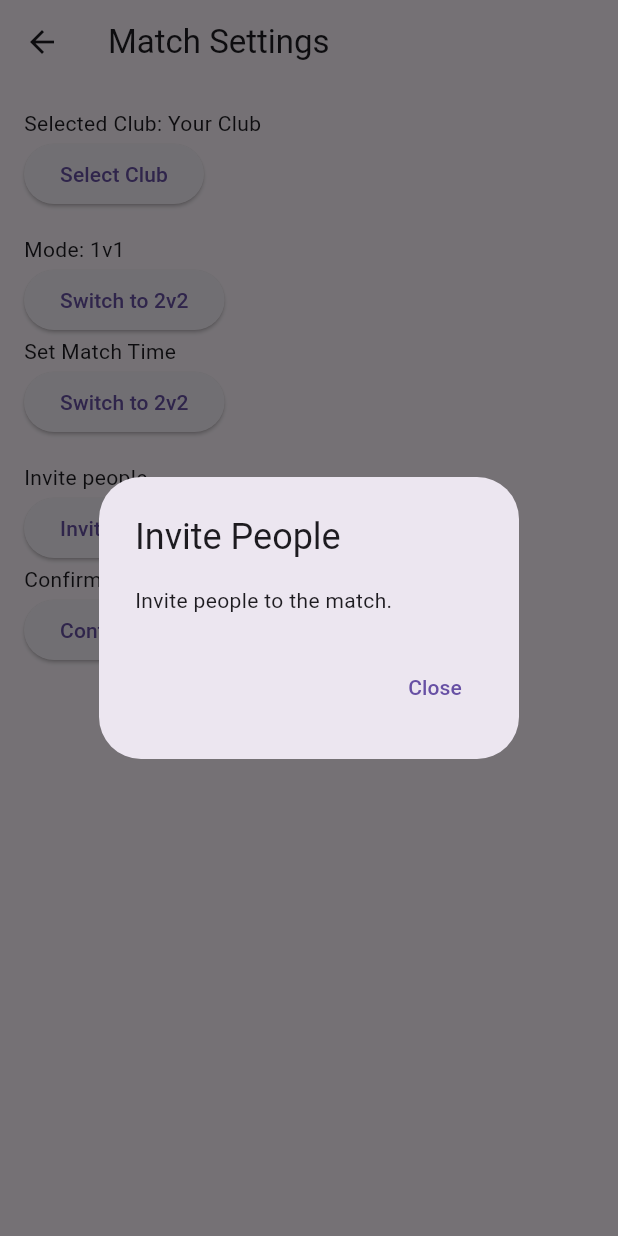
After one commit to AroDiYT/playtomic-ap, a Flutter app: the MatchSettingsView screen opened directly, after a tap on "Invite People", on a phone screen of 412 x 824 dp. The commit adds this screen. Run offline on Flutter 3.47's test engine with Material 3 defaults, Android fonts, the phone set to English and light mode, and no system bars; our stand-ins replace cloud_firestore, firebase_auth, firebase_core, flutter_svg, getwidget, google_fonts and 1 more; accounts and stored records are empty; network calls fail.

Commit message:
Match Addon

```diff
--- /dev/null
+++ b/playtomic_app/lib/src/Match/match_card.dart
@@ -0,0 +1,101 @@
+import 'package:flutter/material.dart';
+import 'package:playtomic_app/src/Match/match_settings.dart';
+
+class CreateMatchCard extends StatelessWidget {
+  const CreateMatchCard({super.key, required Null Function() onTap});
+
+  @override
+  Widget build(BuildContext context) {
+    return GestureDetector(
+      onTap: () {
+        _openMatchSettings(context);
+      },
+      child: Container(
+        clipBehavior: Clip.antiAlias,
+        decoration: BoxDecoration(
+          border: Border.all(width: 2, color: Colors.grey.shade300),
+          borderRadius: BorderRadius.circular(20),
+          color: Colors.white,
+        ),
+        child: Padding(
+          padding: const EdgeInsets.all(20),
+          child: Column(
+            crossAxisAlignment: CrossAxisAlignment.start,
+            children: [
+              Container(
+                decoration: BoxDecoration(
+                  borderRadius: BorderRadius.circular(10),
+                  color: const Color.fromARGB(255, 32, 32, 32),
+                ),
+                width: 50,
+                height: 50,
+                child: const Icon(Icons.add_circle_outline,
+                    size: 30, color: Colors.white),
+              ),
+              const SizedBox(height: 10),
+              const Text(
+                'Create Match',
+                style: TextStyle(fontWeight: FontWeight.bold),
+              ),
+              const SizedBox(height: 5),
+              const Text(
+                'Create a new match',
+              ),
+            ],
+          ),
+        ),
+      ),
+    );
+  }
+
+  void _openMatchSettings(BuildContext context) {
+    Navigator.push(
+      context,
+      MaterialPageRoute(
+        builder: (context) => MatchSettingsView(
+          selectedClub: 'Your Club',
+          is1v1Mode: true,
+          onSelectClub: (club) {
+            print('Selected club: $club');
+          },
+          onChangeMode: (is1v1) {
+            print('Switched to ${is1v1 ? '1v1' : '2v2'} mode');
+          },
+          onInvite: () {
+            // Handle invitation
+            _handleInvite(context);
+          },
+          onConfirm: () {
+            // Check match.dart
+            print("confirm wip");
+          },
+          onTimeSet: () {
+            print("time WIP");
+          },
+        ),
+      ),
+    );
+  }
+}
+
+void _handleInvite(BuildContext context) {
+  // Show a dialog or navigate to invite people
+  showDialog(
+    context: context,
+    builder: (context) {
+      return AlertDialog(
+        title: const Text('Invite People'),
+        content: const Text('Invite people to the match.'),
+        actions: [
+          TextButton(
+            onPressed: () {
+              Navigator.pop(context); // Close the dialog
+            },
+            child: const Text('Close'),
+          ),
+          // Add more buttons or widgets for inviting people
+        ],
+      );
+    },
+  );
+}
--- /dev/null
+++ b/playtomic_app/lib/src/Match/match_settings.dart
@@ -0,0 +1,82 @@
+import 'package:flutter/material.dart';
+
+class MatchSettingsView extends StatelessWidget {
+  final String selectedClub;
+  final bool is1v1Mode;
+  final void Function(String) onSelectClub;
+  final void Function(bool) onChangeMode;
+  final void Function() onInvite;
+  final void Function() onConfirm;
+  final void Function() onTimeSet;
+
+  const MatchSettingsView({
+    Key? key,
+    required this.selectedClub,
+    required this.is1v1Mode,
+    required this.onSelectClub,
+    required this.onChangeMode,
+    required this.onInvite,
+    required this.onConfirm,
+    required this.onTimeSet,
+  }) : super(key: key);
+
+  @override
+  Widget build(BuildContext context) {
+    return Scaffold(
+      appBar: AppBar(
+        title: const Text('Match Settings'),
+      ),
+      body: Padding(
+        padding: const EdgeInsets.all(16.0),
+        child: Column(
+          crossAxisAlignment: CrossAxisAlignment.start,
+          children: [
+            Text('Selected Club: $selectedClub'),
+            ElevatedButton(
+              onPressed: () {
+                // Open a dialog or navigate to select club
+                // For simplicity, let's just print a message
+                print('Select Club');
+              },
+              child: const Text('Select Club'),
+            ),
+            const SizedBox(height: 16),
+            Text('Mode: ${is1v1Mode ? '1v1' : '2v2'}'),
+            ElevatedButton(
+              onPressed: () {
+                // Change the mode
+                onChangeMode(!is1v1Mode);
+              },
+              child: Text(is1v1Mode ? 'Switch to 2v2' : 'Switch to 1v1'),
+            ),
+            const Text('Set Match Time'),
+            ElevatedButton(
+              onPressed: () {
+                // Change the mode
+                onTimeSet();
+              },
+              child: Text(is1v1Mode ? 'Switch to 2v2' : 'Switch to 1v1'),
+            ),
+            const SizedBox(height: 16),
+            const Text('Invite people'),
+            ElevatedButton(
+              onPressed: () {
+                // Invite people
+                onInvite();
+              },
+              child: const Text('Invite People'),
+            ),
+            const Text('Confirm Match'),
+            ElevatedButton(
+              onPressed: () {
+                // Invite people
+                onConfirm();
+              },
+              child: const Text('Continue'),
+            ),
+          ],
+        ),
+      ),
+    );
+  }
+}
--- a/playtomic_app/lib/src/pages/auth_page.dart
+++ b/playtomic_app/lib/src/pages/auth_page.dart
@@ -80,7 +80,7 @@ class AuthPage extends StatelessWidget {
               onPressed: () {
                 Navigator.of(context).push(PageRouteBuilder(
                   opaque: false,
-                  pageBuilder: (ctx, __, ___) => Register(),
+                  pageBuilder: (ctx, __, ___) => const Register(),
                   transitionsBuilder:
                       (context, animation, secondaryAnimation, child) {
                     const begin = Offset(0.0, 1.0);
@@ -110,7 +110,7 @@ class AuthPage extends StatelessWidget {
               onPressed: () {
                 Navigator.of(context).push(PageRouteBuilder(
                   opaque: false,
-                  pageBuilder: (ctx, __, ___) => LoginPage(),
+                  pageBuilder: (ctx, __, ___) => const LoginPage(),
                   transitionsBuilder:
                       (context, animation, secondaryAnimation, child) {
                     const begin = Offset(0.0, 1.0);
--- a/playtomic_app/lib/src/pages/profile_activities.dart
+++ b/playtomic_app/lib/src/pages/profile_activities.dart
@@ -30,6 +30,7 @@ class ProfilePreferences extends StatelessWidget {
   @override
   Widget build(BuildContext context) {
     return Column(
+      mainAxisSize: MainAxisSize.min,
       children: [
         Padding(
           padding: const EdgeInsets.all(8.0),
```
Also changed, not shown: playtomic_app/lib/src/Match/match.dart (added, +77 -0 lines), playtomic_app/lib/src/pages/community.dart (+44 -2 lines), playtomic_app/lib/src/pages/profile.dart (+9 -7 lines), playtomic_app/lib/src/pages/profile_content.dart (+13 -1 lines), playtomic_app/lib/src/pages/register.dart (+3 -4 lines).
